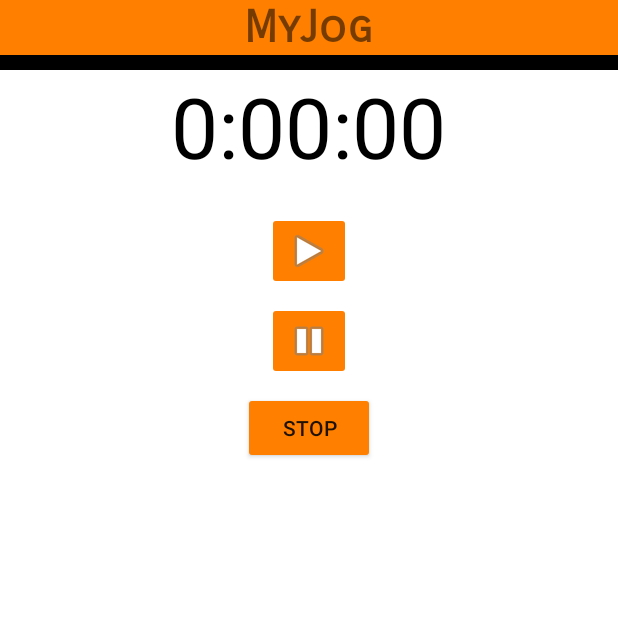
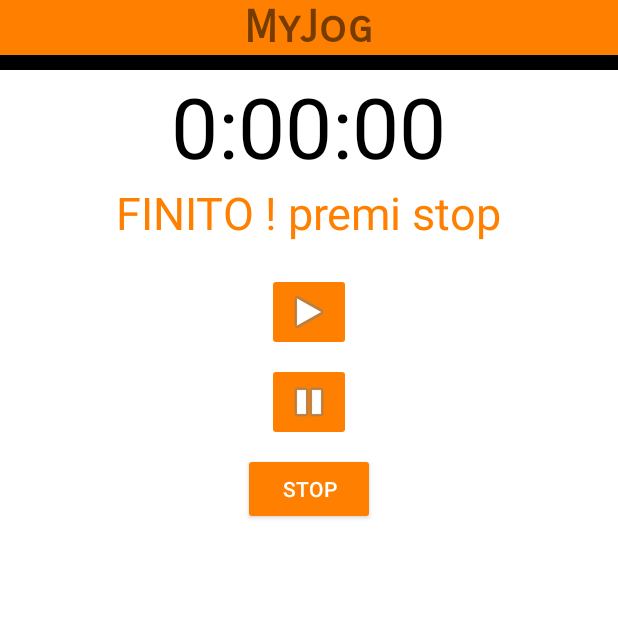
Before and after one commit to NOT-FRY/MyJog, an Android app: the StopwatchActivity screen opened directly, with no data from a screen before it, on a phone screen of 412 x 824 dp, the top half of it. Run offline under Robolectric (Android 15) with nearby library versions, the phone set to English and light mode, and no system bars.

Commit message:
logica cronometro

```diff
--- a/app/src/main/java/com/running/myjog/StopwatchActivity.java
+++ b/app/src/main/java/com/running/myjog/StopwatchActivity.java
@@ -2,10 +2,12 @@
 
 import androidx.appcompat.app.AppCompatActivity;
 
+import android.content.Intent;
 import android.os.Bundle;
 
 import android.app.Activity;
 import android.os.Handler;
+import android.util.Log;
 import android.view.View;
 import android.os.Bundle;
 import java.util.Locale;
@@ -28,11 +30,22 @@
 
     private boolean wasRunning;
 
+    private int corsa,camminata,ripetizioni,tempoTotale;
+
+    private int corsaSecondi,camminataSecondi,tempoTotaleSecondi;
+
+    private int secondiCorsi,secondiCamminati;
+    private TextView testo;
+
+    private boolean correndo;
+
     @Override
     protected void onCreate(Bundle savedInstanceState)
     {
         super.onCreate(savedInstanceState);
         setContentView(R.layout.activity_stopwatch);
+        testo= findViewById(R.id.testo);
+
         if (savedInstanceState != null) {
 
             // Get the previous state of the stopwatch
@@ -47,7 +60,24 @@
             wasRunning
                     = savedInstanceState
                     .getBoolean("wasRunning");
+            secondiCorsi = savedInstanceState.getInt("SECONDI_CORSI");
+            secondiCamminati = savedInstanceState.getInt("SECONDI_CAMMINATI");
         }
+        running=true;
+        correndo=false;
+        Intent i = getIntent();
+        corsa = i.getIntExtra("CORSA",0);
+        camminata = i.getIntExtra("CAMMINATA",0);
+        ripetizioni = i.getIntExtra("RIPETIZIONI",0 );
+        tempoTotale = i.getIntExtra("TOTALE",0);
+
+        tempoTotaleSecondi = tempoTotale * 60;
+
+        corsaSecondi = corsa*60;
+        camminataSecondi = camminata*60;
+
+        secondiCorsi=0;
+        secondiCamminati=0;
         runTimer();
     }
 
@@ -63,6 +93,8 @@
                 .putBoolean("running", running);
         savedInstanceState
                 .putBoolean("wasRunning", wasRunning);
+        savedInstanceState.putInt("SECONDI_CORSI",secondiCorsi);
+        savedInstanceState.putInt("SECONDI_CAMMINATI",secondiCamminati);
     }
 
     // If the activity is paused,
@@ -73,6 +105,7 @@
         super.onPause();
         wasRunning = running;
         running = false;
+        testo.setText("PAUSA");
     }
 
     // If the activity is resumed,
@@ -100,7 +133,7 @@
     // when the Stop button is clicked.
     // Below method gets called
     // when the Stop button is clicked.
-    public void onClickStop(View view)
+    public void onClickPause(View view)
     {
         running = false;
     }
@@ -109,10 +142,9 @@
     // the Reset button is clicked.
     // Below method gets called
     // when the Reset button is clicked.
-    public void onClickReset(View view)
+    public void onClickStop(View view)
     {
-        running = false;
-        seconds = 0;
+        finish();
     }
 
     // Sets the NUmber of seconds on the timer.
@@ -142,9 +174,11 @@
 
             public void run()
             {
+                if(seconds<=tempoTotaleSecondi){
                     int hours = seconds / 3600;
                     int minutes = (seconds % 3600) / 60;
                     int secs = seconds % 60;
+
 
                     // Format the seconds into hours, minutes,
                     // and seconds.
@@ -159,14 +193,46 @@
 
                     // If running is true, increment the
                     // seconds variable.
+
+                    if(secondiCamminati>=camminataSecondi){
+                        testo.setText("CORRI !");
+                        correndo=true;
+                        secondiCamminati=0;
+                    }
+
+                    Log.d("DEBUG","camminataSecondi:"+camminataSecondi);
+                    Log.d("DEBUG","corsaSecondi:"+corsaSecondi);
+
+                    if(secondiCorsi>=corsaSecondi){
+                        testo.setText("CAMMINA !");
+                        correndo=false;
+                        secondiCorsi=0;
+                    }
+
                     if (running) {
                         seconds++;
+                        if(correndo) {
+                            secondiCorsi++;
+                        }else{
+                            secondiCamminati++;
                         }
+                    }else{
+                        testo.setText("PAUSA");
+                    }
+
+                    Log.d("DEBUG","secondiCamminati:"+secondiCamminati);
+                    Log.d("DEBUG","secondiCorsi:"+secondiCorsi);
+                    Log.d("DEBUG","secondiTotali:"+tempoTotaleSecondi);
+                    Log.d("DEBUG","seconds:"+seconds);
 
                     // Post the code again
                     // with a delay of 1 second.
                     handler.postDelayed(this, 1000);
                 }
+                else{
+                    testo.setText("FINITO ! premi stop");
+                }
+            }
         });
     }
 }
--- a/app/src/main/res/layout/activity_stopwatch.xml
+++ b/app/src/main/res/layout/activity_stopwatch.xml
@@ -49,6 +49,17 @@
     android:textSize="56sp"
     android:textColor="@color/black"/>
 
+    <TextView
+
+        android:id="@+id/testo"
+        android:layout_width="wrap_content"
+        android:layout_height="wrap_content"
+        android:layout_gravity="center_horizontal"
+        android:textAppearance="@android:style/TextAppearance.Large"
+        android:textSize="30dp"
+        android:textColor="#ff8000"
+        android:text="CAMMINA !"/>
+
 <ImageButton
     android:id="@+id/start_button"
     android:layout_width="wrap_content"
@@ -66,7 +77,7 @@
     android:layout_height="wrap_content"
     android:layout_gravity="center_horizontal"
     android:layout_marginTop="8dp"
-    android:onClick="onClickStop"
+    android:onClick="onClickPause"
     android:backgroundTint="#ff8000"
     android:src="@android:drawable/ic_media_pause"
     />
@@ -76,9 +87,10 @@
     android:layout_height="wrap_content"
     android:layout_gravity="center_horizontal"
     android:layout_marginTop="8dp"
-    android:onClick="onClickReset"
+    android:onClick="onClickStop"
     android:text="STOP"
-    android:backgroundTint="#ff8000"/>
+    android:backgroundTint="#ff8000"
+    android:textColor="@color/white"/>
 
 
 </LinearLayout>
```
Also changed, not shown: app/src/main/java/com/running/myjog/MainActivity.java (+47 -5 lines). Lines whose indentation alone changed are shown as unchanged.
